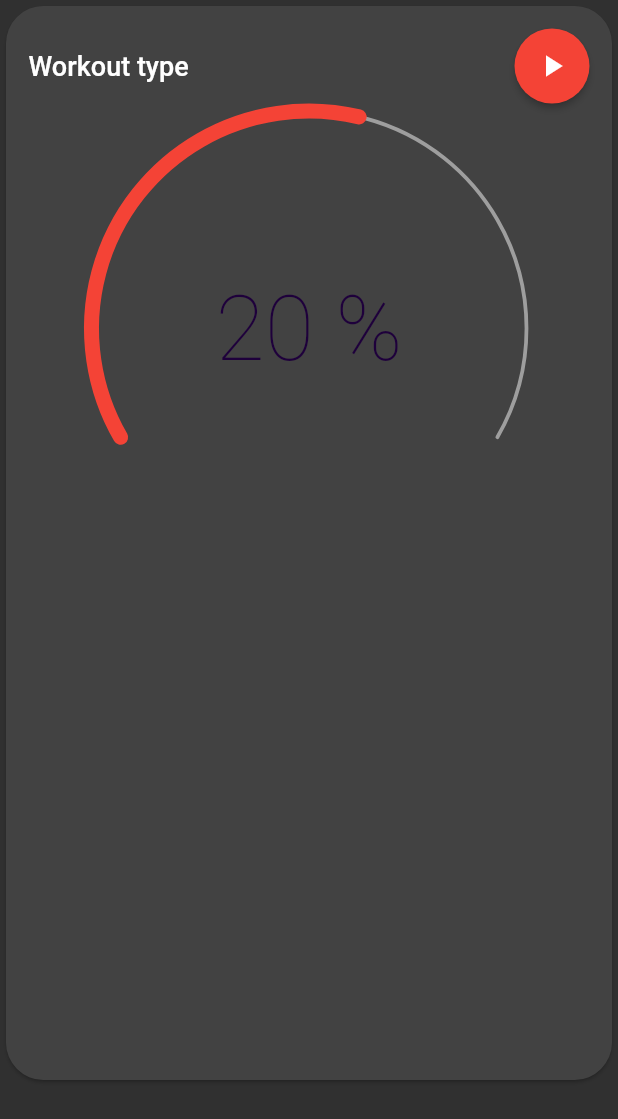
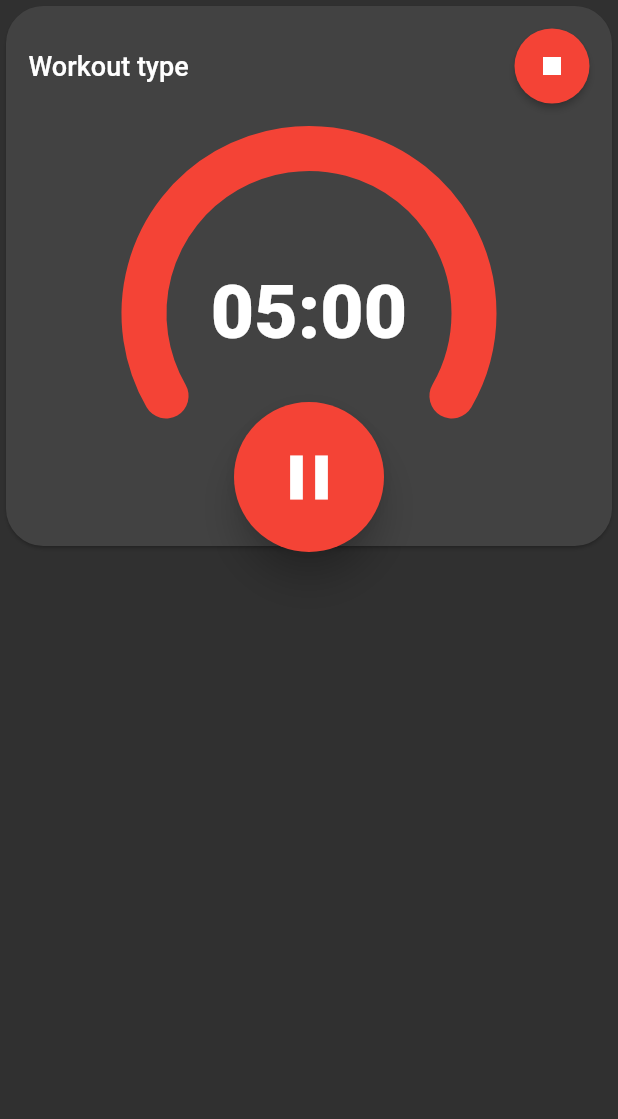
Before and after one commit to jakeaufderheide/interval-timer, a Flutter app: the first screen one second after launch, on a phone screen of 412 x 824 dp. Shown: the top 1119 px of the screen. Run offline on Flutter 3.47's test engine with Material 2 defaults, Android fonts, the phone set to English and light mode, and no system bars; drawn by our look-alikes of sleek_circular_slider.

Commit message:
Adds countdown to timer and big button

```diff
--- a/lib/constants.dart
+++ b/lib/constants.dart
@@ -5,4 +5,9 @@ const TextStyle kHeaderText = TextStyle(
   fontWeight: FontWeight.w500,
 );
 
+const TextStyle kTimerText = TextStyle(
+  fontSize: 50.0,
+  fontWeight: FontWeight.w900,
+);
+
 const kStandardPadding = 15.0;
--- a/lib/screens/timer_page.dart
+++ b/lib/screens/timer_page.dart
@@ -1,3 +1,5 @@
+import 'dart:async';
+
 import 'package:flutter/material.dart';
 import 'package:interval_timer/constants.dart';
 import 'package:sleek_circular_slider/sleek_circular_slider.dart';
@@ -13,17 +15,31 @@ class _TimerPageState extends State<TimerPage> {
     return Scaffold(
       body: Column(
         children: <Widget>[
-          Expanded(
-            child: Card(
+          Stack(
+            alignment: Alignment.bottomCenter,
+            children: [
+              Card(
                 child: SafeArea(
                   child: WorkoutCardContent(),
                 ),
                 shape: RoundedRectangleBorder(
                     borderRadius: BorderRadius.circular(25.0)),
               ),
+              RawMaterialButton(
+                child: Icon(
+                  Icons.pause,
+                  size: 50,
+                ),
+                onPressed: () => {},
+                elevation: 10.0,
+                fillColor: Colors.red,
+                shape: CircleBorder(),
+                constraints: BoxConstraints(minWidth: 100.0, minHeight: 100.0),
+              ),
+            ],
           ),
           SizedBox(
-            height: 100,
+            height: 300,
           )
         ],
       ),
@@ -31,10 +47,37 @@ class _TimerPageState extends State<TimerPage> {
   }
 }
 
-class WorkoutCardContent extends StatelessWidget {
+class WorkoutCardContent extends StatefulWidget {
   const WorkoutCardContent({
     Key key,
   }) : super(key: key);
+
+  @override
+  _WorkoutCardContentState createState() => _WorkoutCardContentState();
+}
+
+class _WorkoutCardContentState extends State<WorkoutCardContent> {
+  var currentSeconds = 300;
+  Timer timer;
+
+  @override
+  void initState() {
+    timer = Timer.periodic(Duration(seconds: 1), (timer) {
+      setState(() {
+        currentSeconds--;
+      });
+      if (currentSeconds == 0) {
+        timer.cancel();
+      }
+    });
+    super.initState();
+  }
+
+  @override
+  void dispose() {
+    timer.cancel();
+    super.dispose();
+  }
 
   @override
   Widget build(BuildContext context) {
@@ -44,22 +87,50 @@ class WorkoutCardContent extends StatelessWidget {
         mainAxisAlignment: MainAxisAlignment.start,
         children: <Widget>[
           TopBar(),
-          SleekCircularSlider(
+          CircularTimer(currentSeconds: currentSeconds),
+        ],
+      ),
+    );
+  }
+}
+
+class CircularTimer extends StatelessWidget {
+  const CircularTimer({
+    Key key,
+    @required this.currentSeconds,
+  }) : super(key: key);
+
+  final int currentSeconds;
+
+  @override
+  Widget build(BuildContext context) {
+    return Padding(
+      padding: const EdgeInsets.all(kStandardPadding),
+      child: SleekCircularSlider(
+        innerWidget: (seconds) {
+          var minutesTime = (seconds / 60).floor().toString().padLeft(2, '0');
+          var secondsTime = (seconds % 60).toInt().toString().padLeft(2, '0');
+          return Center(
+            child: Text(
+              '$minutesTime:$secondsTime',
+              style: kTimerText,
+            ),
+          );
+        },
         appearance: CircularSliderAppearance(
+            animationEnabled: true,
             customColors: CustomSliderColors(
               progressBarColor: Colors.red,
               dotColor: Color.fromRGBO(0, 0, 0, 0),
               shadowColor: Colors.black,
-                  shadowMaxOpacity: .05,
-                  trackColor: Colors.grey,
+              shadowMaxOpacity: .02,
+              trackColor: Color.fromRGBO(0, 0, 0, 0),
             ),
-                size: 300,
-                customWidths: CustomSliderWidths(progressBarWidth: 10)),
-            min: 10,
-            max: 28,
-            initialValue: 20,
-          ),
-        ],
+            size: 250,
+            customWidths: CustomSliderWidths(progressBarWidth: 30)),
+        min: 0,
+        max: 300.0,
+        initialValue: currentSeconds.toDouble(),
       ),
     );
   }
@@ -81,7 +152,7 @@ class TopBar extends StatelessWidget {
           ),
         ),
         RawMaterialButton(
-          child: Icon(Icons.play_arrow),
+          child: Icon(Icons.stop),
           onPressed: () => {},
           fillColor: Colors.red,
           shape: CircleBorder(),
```
Lines whose indentation alone changed are shown as unchanged.
